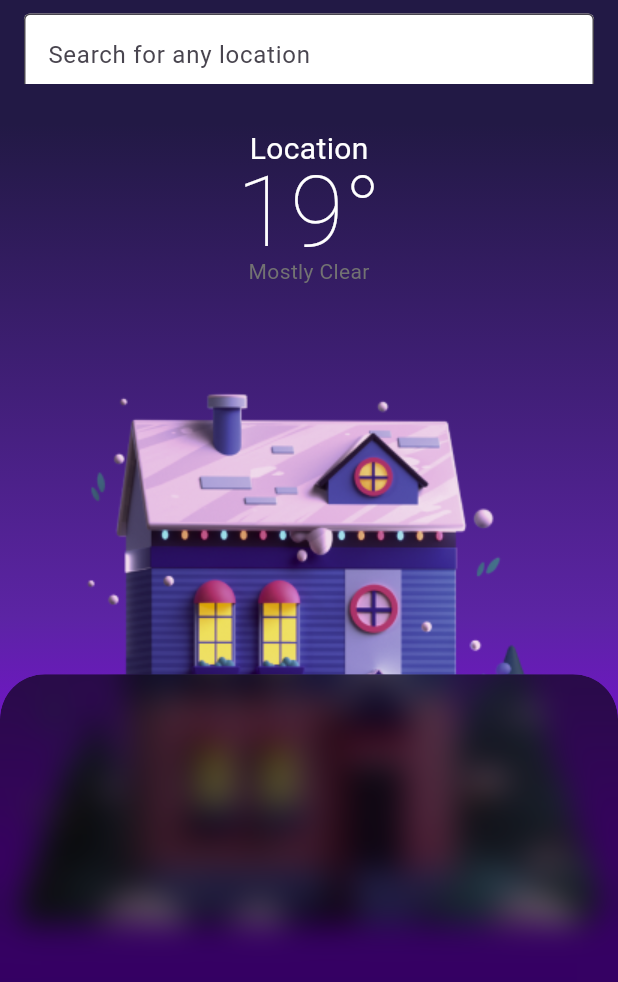
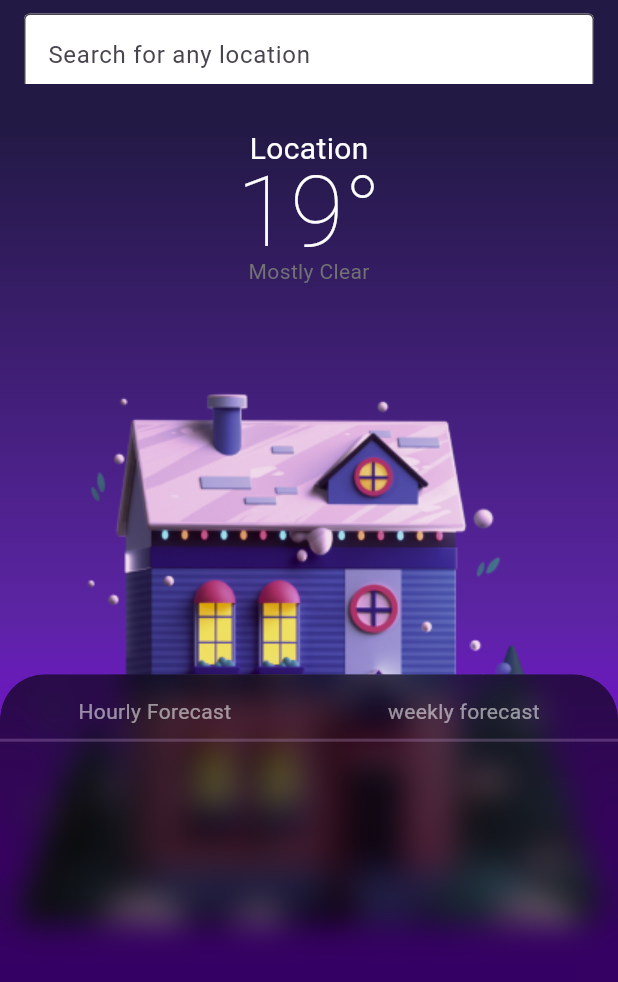
Before and after one commit to Leskarx/SkyCast, a Flutter app: the screen it shows after launch, on a phone screen of 412 x 824 dp. Shown: the top 982 px of the screen. Run offline on Flutter 3.47's test engine with Material 3 defaults, Android fonts, the phone set to English and light mode, and no system bars; our stand-ins replace google_fonts, lottie.

Commit message:
working on UI

```diff
--- a/lib/homePage.dart
+++ b/lib/homePage.dart
@@ -1,6 +1,7 @@
 import 'dart:async';
 import 'dart:ui';
 import 'package:flutter/material.dart';
+import 'package:flutter/painting.dart';
 import 'package:flutter/widgets.dart';
 
 class homePage extends StatefulWidget {
@@ -66,6 +67,7 @@ class _homePageState extends State<homePage>
         ),
       ),
       child: Scaffold(
+        resizeToAvoidBottomInset: false,
         backgroundColor: Colors.transparent,
         appBar: AppBar(
           backgroundColor: Colors.transparent,
@@ -101,24 +103,20 @@ class _homePageState extends State<homePage>
                 child: Column(
                   mainAxisAlignment: MainAxisAlignment.spaceBetween,
                   children: [
-
                     Padding(
-                      padding:  EdgeInsets.all(screenHeight/25),
-                      child:  const Column(
+                      padding: EdgeInsets.all(screenHeight / 25),
+                      child: const Column(
                         mainAxisAlignment: MainAxisAlignment.center,
                         children: [
                           Text(
                             "Location",
                             style: TextStyle(
-                               fontSize: 20,
-                               height: 1,
-                              color: Colors.white),
+                                fontSize: 20, height: 1, color: Colors.white),
                           ),
                           Text(
                             "19°",
                             style: TextStyle(
                                 fontSize: 65,
-
                                 fontWeight: FontWeight.w100,
                                 height: 1,
                                 color: Colors.white),
@@ -142,13 +140,46 @@ class _homePageState extends State<homePage>
                       child: BackdropFilter(
                         filter: ImageFilter.blur(sigmaX: 10.0, sigmaY: 10.0),
                         child: Container(
-                          height: screenHeight/2.2,
+                          height: screenHeight / 2.2,
                           decoration: BoxDecoration(
-
                             color: Colors.black.withOpacity(0.6),
                             borderRadius: const BorderRadius.only(
                               topRight: Radius.circular(30),
                               topLeft: Radius.circular(30),
+                            ),
+                          ),
+                          child: Padding(
+                            padding: const EdgeInsets.only(top: 15),
+                            child: Column(
+                              children: [
+                                Container(
+                                  decoration: const BoxDecoration(
+                                      border: Border(
+                                          bottom: BorderSide(
+                                              color: Color.fromARGB(72, 193, 154, 213),
+                                              width: 2,
+                                              style: BorderStyle.solid))),
+                                  child: const Padding(
+                                    padding: EdgeInsets.only(bottom:8),
+                                    child: Row(
+                                      mainAxisAlignment:
+                                          MainAxisAlignment.spaceAround,
+                                      crossAxisAlignment:
+                                          CrossAxisAlignment.start,
+                                      children: [
+                                        Text(
+                                          "Hourly Forecast",
+                                          style: TextStyle(color: Color.fromARGB(136, 255, 255, 255)),
+                                        ),
+                                        Text(
+                                          "weekly forecast",
+                                          style: TextStyle(color: Color.fromARGB(136, 255, 255, 255)),
+                                        )
+                                      ],
+                                    ),
+                                  ),
+                                )
+                              ],
                             ),
                           ),
                         ),
--- a/lib/main.dart
+++ b/lib/main.dart
@@ -1,5 +1,5 @@
 import 'package:flutter/material.dart';
-// import 'package:flutter_application_1/homePage.dart';
+import 'package:flutter_application_1/homePage.dart';
 import 'package:flutter_application_1/splashScreen.dart';
 
 
@@ -15,8 +15,8 @@ class Myapp extends StatelessWidget{
     return const MaterialApp(
       debugShowCheckedModeBanner: false,
 
-      home: Splashscreen()
-      // home: homePage(),
+      // home: Splashscreen()
+      home: homePage(),
     );
 
   }
--- a/lib/practice.dart
+++ b/lib/practice.dart
@@ -3,7 +3,12 @@ import 'dart:convert';
 
 import 'package:http/http.dart' as http;
 void main() async{
-  const api="https://api.openweathermap.org/data/2.5/weather?q=Jorhat,IN&APPID=ec80bfbf062a396b619cec6dab1d9d3c";
+  const api="https://api.openweathermap.org/data/2.5/weather?q=Jorhat&APPID=ec80bfbf062a396b619cec6dab1d9d3c";
+  // main api call
+
+  // https://api.openweathermap.org/data/2.5/forecast/?q=Jorhat&APPID=ec80bfbf062a396b619cec6dab1d9d3c
+  // houlry forecast and weekly
+
 
 
 
```
Lines whose indentation alone changed are shown as unchanged.
